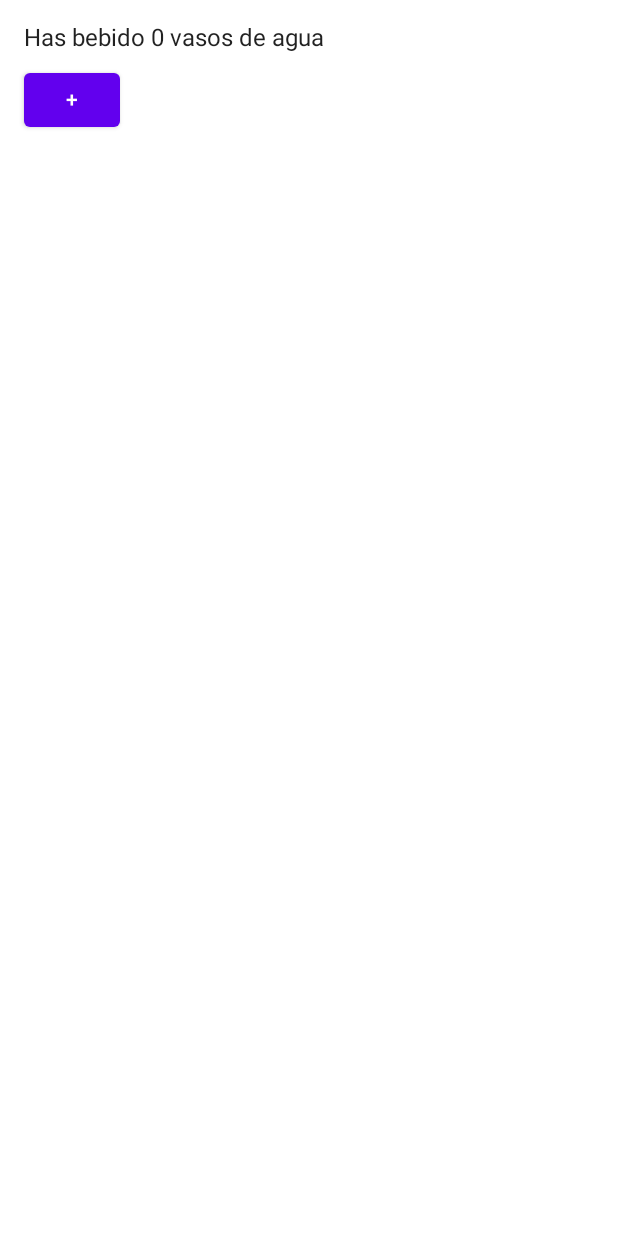
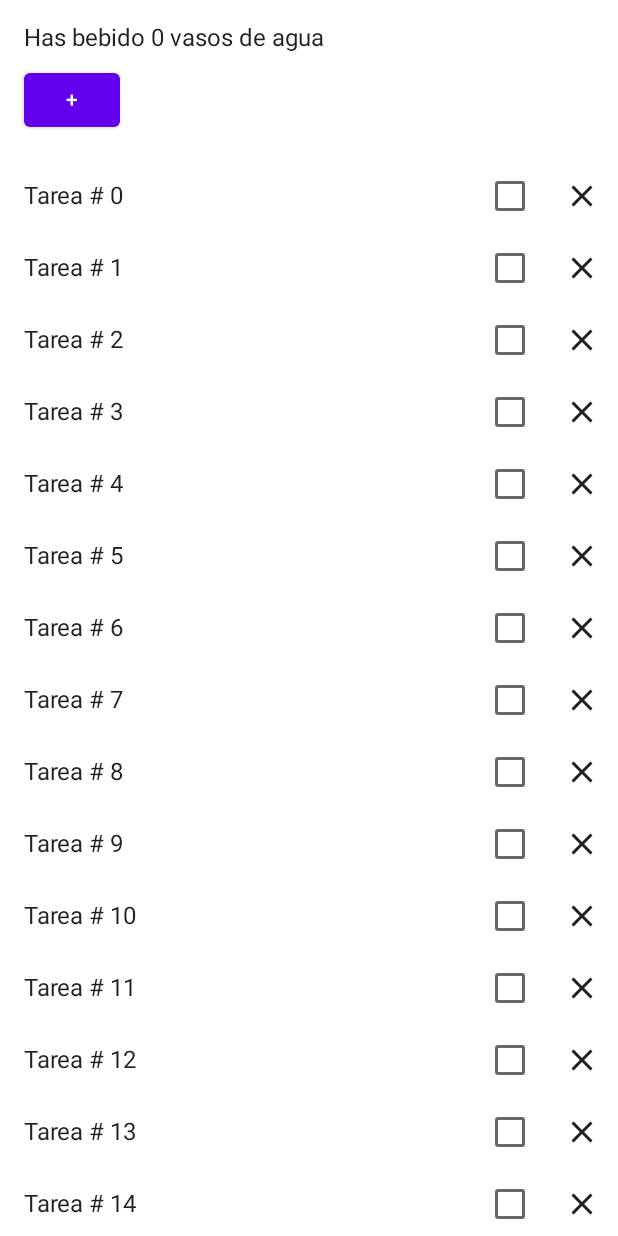
Before and after one commit to JoseCarlosPPK/BasicState_Android, an Android app built with Jetpack Compose: the screen it shows after launch (MainActivity), on a phone screen of 412 x 824 dp. Run offline under Robolectric (Android 15) with nearby library versions, the phone set to English and light mode, and no system bars.

Commit message:
(src) Change forma de guardar el stado para checked de las tareas
Signed-off-by: JoseCarlos <jcarloslopez@correo.ugr.es>

```diff
--- a/app/src/main/java/com/example/basicstate/MainActivity.kt
+++ b/app/src/main/java/com/example/basicstate/MainActivity.kt
@@ -3,6 +3,7 @@ package com.example.basicstate
 import android.os.Bundle
 import androidx.activity.ComponentActivity
 import androidx.activity.compose.setContent
+import androidx.compose.foundation.layout.Column
 import androidx.compose.foundation.layout.fillMaxSize
 import androidx.compose.material.MaterialTheme
 import androidx.compose.material.Surface
@@ -39,7 +40,11 @@ class MainActivity : ComponentActivity() {
 @Composable
 fun App(modifier: Modifier = Modifier) {
     var vasosBebidos by rememberSaveable { mutableStateOf(0) }
-    WaterCounter(vasosBebidos, { ++vasosBebidos }, modifier)
+
+    Column(modifier = modifier) {
+        WaterCounter(vasosBebidos, { ++vasosBebidos }, modifier)
+        ListaTareasSaludables()
+    }
 }
 
 @Preview(showBackground = true)
--- a/app/src/main/java/com/example/basicstate/TareaSaludable.kt
+++ b/app/src/main/java/com/example/basicstate/TareaSaludable.kt
@@ -8,7 +8,11 @@ import androidx.compose.material.IconButton
 import androidx.compose.material.Text
 import androidx.compose.material.icons.Icons
 import androidx.compose.material.icons.filled.Close
-import androidx.compose.runtime.*
+import androidx.compose.runtime.Composable
+import androidx.compose.runtime.getValue
+import androidx.compose.runtime.mutableStateOf
+import androidx.compose.runtime.saveable.rememberSaveable
+import androidx.compose.runtime.setValue
 import androidx.compose.ui.Alignment
 import androidx.compose.ui.Modifier
 import androidx.compose.ui.res.stringResource
@@ -27,7 +31,7 @@ data class TareaSaludable(
  */
 @Composable
 fun TareaSaludable(texto: String, modifier: Modifier = Modifier) {
-    var checkedState by remember {
+    var checkedState by rememberSaveable {
         mutableStateOf(false)
     }
 
```
